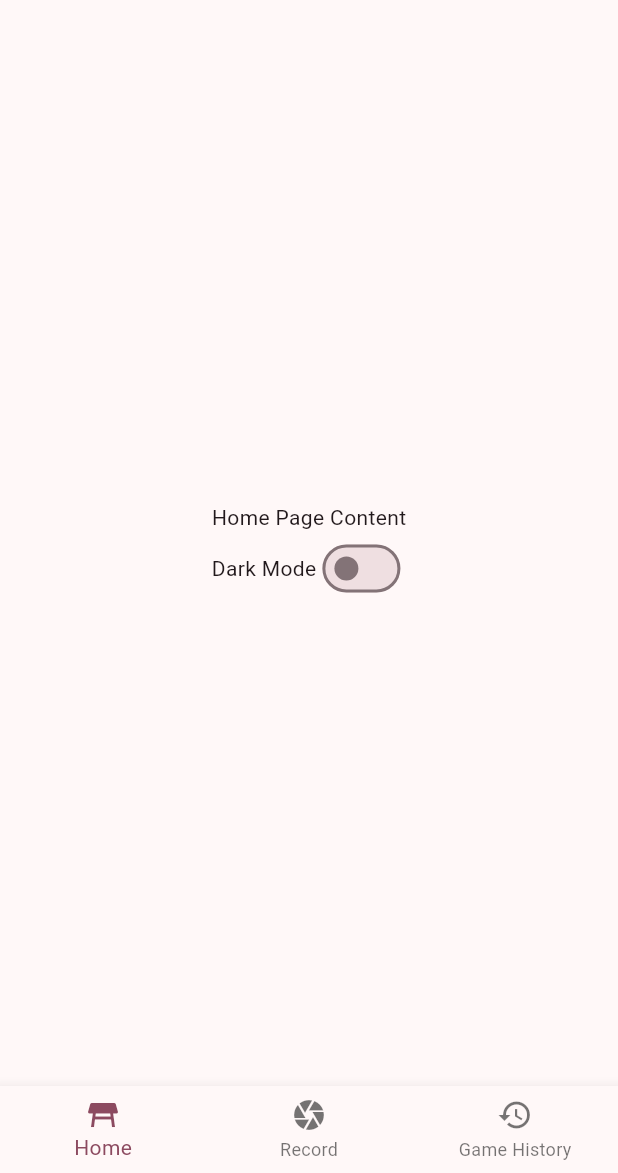
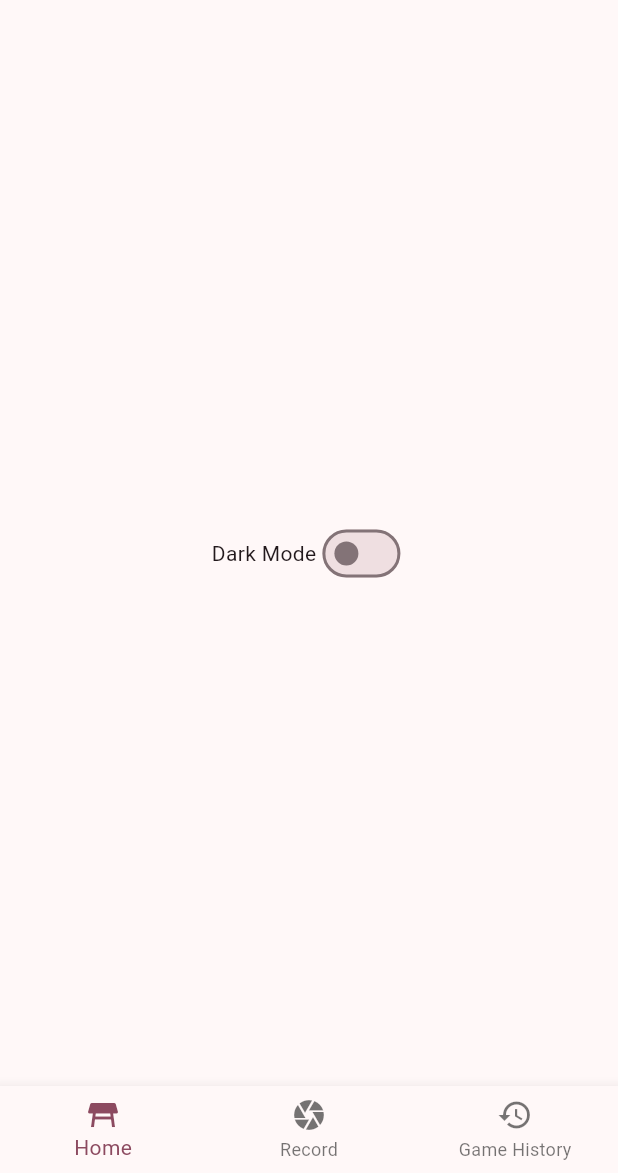
Before and after one commit to EitanTreiger/Ping-Pong, a Flutter app: the screen it shows after launch, on a phone screen of 412 x 824 dp, the part 63-1236 px from its top. Run offline on Flutter 3.47's test engine with Material 3 defaults, Android fonts, the phone set to English and light mode, and no system bars; our stand-ins replace camera, fluttertoast, permission_handler.

Commit message:
Minor changes to visuals

```diff
--- a/flutter_ping_pong_test_1/lib/main.dart
+++ b/flutter_ping_pong_test_1/lib/main.dart
@@ -98,7 +98,7 @@ class HomePage extends StatelessWidget {
       child: Column(
         mainAxisAlignment: MainAxisAlignment.center,
         children: [
-          Text('Home Page Content'),
+          //Text('Home Page Content'),
           Row(
             mainAxisAlignment: MainAxisAlignment.center,
             children: [
@@ -125,7 +125,7 @@ class MyApp extends StatelessWidget {
     final themeProvider = Provider.of<ThemeProvider>(context);
 
     return MaterialApp(
-      //debugShowCheckedModeBanner: false,
+      debugShowCheckedModeBanner: false,
       title: 'Ping Pong',
       theme: ThemeData(
         brightness: Brightness.light,
--- a/flutter_ping_pong_test_1/lib/stats_page.dart
+++ b/flutter_ping_pong_test_1/lib/stats_page.dart
@@ -278,10 +278,9 @@ List<int> findBallXY(double timestamp, decodedJson, bounceFrames) {
   int frameAfterTime = bounceFrames[afterFrame];
 
   Map<String, dynamic> prevFrameMap = decodedJson[prevFrame];
-  List posPrevFrame = prevFrameMap["pos"]; // For some reason, this does not run even when prior lines run. To look into
+  List posPrevFrame = prevFrameMap["pos"];
   Map<String, dynamic> afterFrameMap = decodedJson[afterFrame];
   List posAfterFrame = afterFrameMap["pos"];
-  //print("Down ere");
 
   double interpTime = timestamp - prevFrameTime;
   int frameTimeDiff = (frameAfterTime - prevFrameTime).abs();
```
Also changed, not shown: 1 other file.
